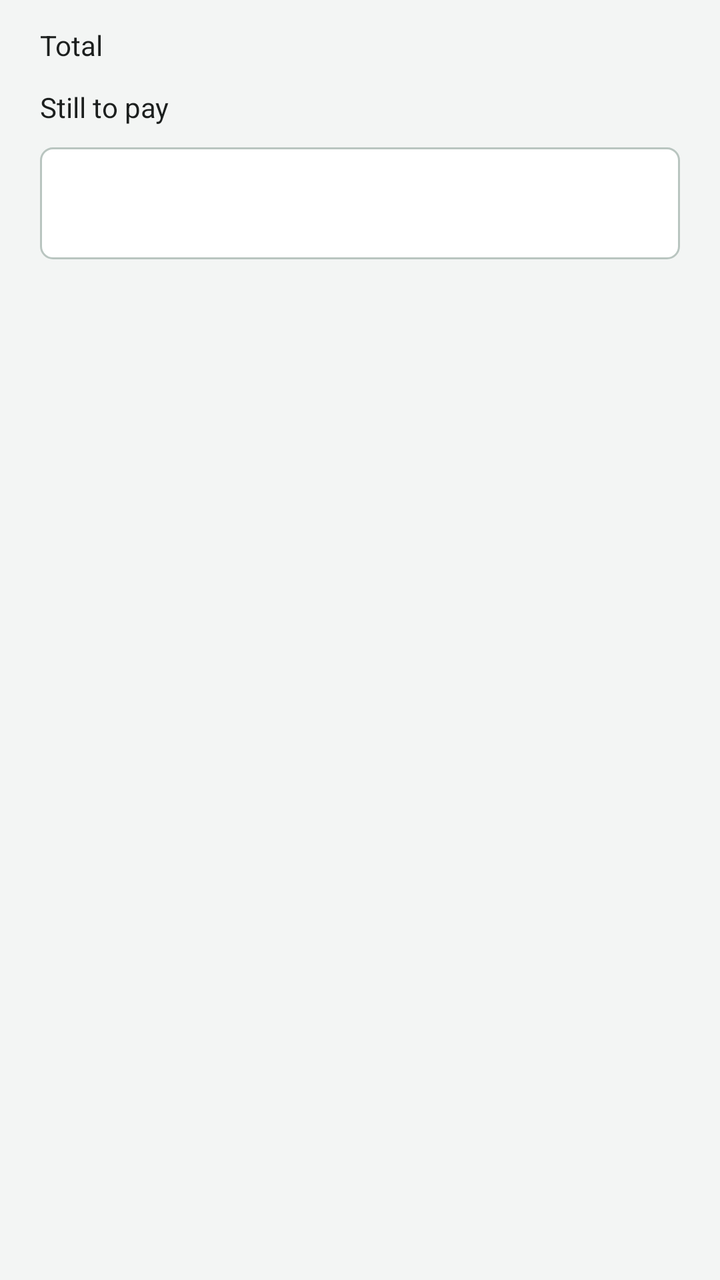
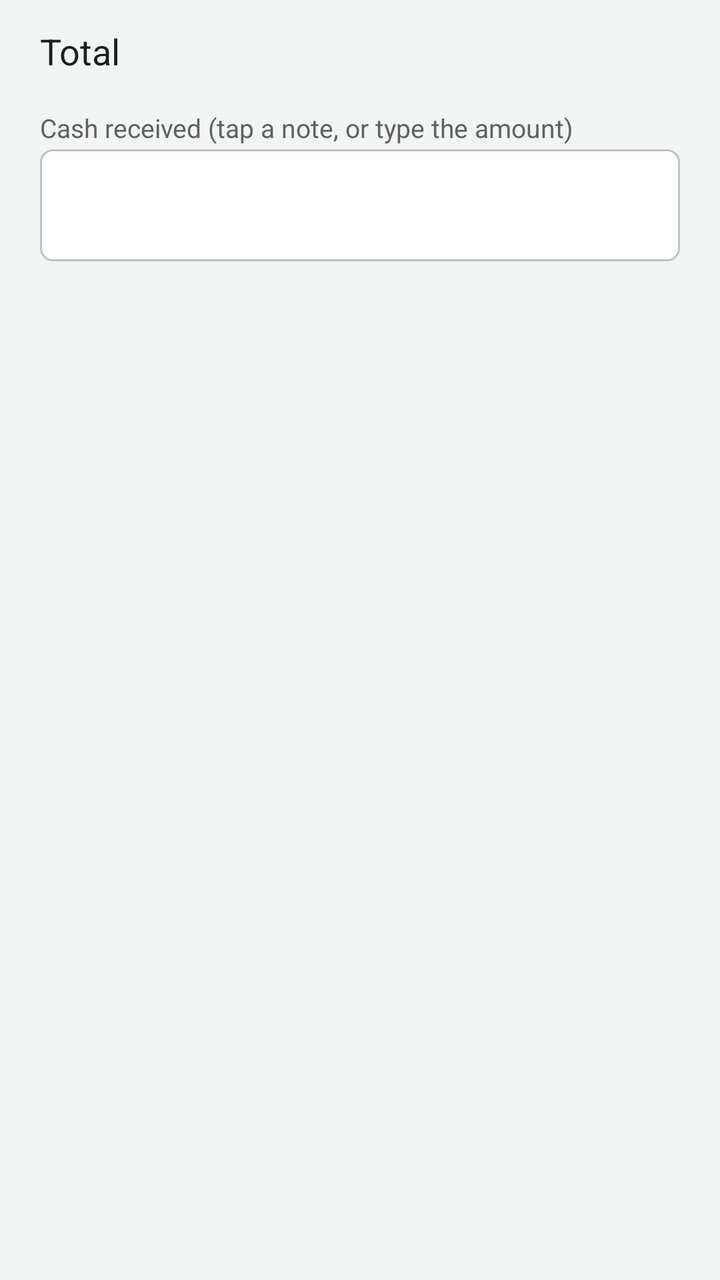

Two renders of the same Android screen: before a commit and after it. Below are the layout's source before the change and the commit's diff.
<!-- AndroidManifest.xml: application theme Theme.Lekas -->
<!-- res/layout/dialog_payment.xml -->
<?xml version="1.0" encoding="utf-8"?>
<ScrollView xmlns:android="http://schemas.android.com/apk/res/android"
    android:layout_width="match_parent"
    android:layout_height="wrap_content">

    <LinearLayout
        android:layout_width="match_parent"
        android:layout_height="wrap_content"
        android:orientation="vertical"
        android:paddingStart="20dp"
        android:paddingTop="4dp"
        android:paddingEnd="20dp">

        <LinearLayout
            android:layout_width="match_parent"
            android:layout_height="wrap_content"
            android:gravity="center_vertical"
            android:orientation="horizontal">

            <TextView
                style="@style/Text.Lekas.Body"
                android:layout_width="0dp"
                android:layout_height="wrap_content"
                android:layout_weight="1"
                android:text="@string/pay_total" />

            <TextView
                android:id="@+id/pay_total"
                style="@style/Text.Lekas.Display"
                android:layout_width="wrap_content"
                android:layout_height="wrap_content" />
        </LinearLayout>

        <TextView
            android:id="@+id/pay_tenders"
            style="@style/Text.Lekas.Caption"
            android:layout_width="match_parent"
            android:layout_height="wrap_content"
            android:gravity="end"
            android:visibility="gone" />

        <LinearLayout
            android:layout_width="match_parent"
            android:layout_height="wrap_content"
            android:gravity="center_vertical"
            android:orientation="horizontal">

            <TextView
                style="@style/Text.Lekas.Body"
                android:layout_width="0dp"
                android:layout_height="wrap_content"
                android:layout_weight="1"
                android:text="@string/pay_remaining" />

            <TextView
                android:id="@+id/pay_remaining"
                style="@style/Text.Lekas.Body"
                android:layout_width="wrap_content"
                android:layout_height="wrap_content"
                android:textSize="18sp"
                android:textStyle="bold" />
        </LinearLayout>

        <TextView
            android:id="@+id/pay_cash_hint"
            style="@style/Text.Lekas.Caption"
            android:layout_width="match_parent"
            android:layout_height="wrap_content"
            android:gravity="end"
            android:visibility="gone" />

        <TextView
            android:id="@+id/pay_amount"
            style="@style/Text.Lekas.Display"
            android:layout_width="match_parent"
            android:layout_height="wrap_content"
            android:layout_marginTop="8dp"
            android:background="@drawable/field_bg"
            android:gravity="end|center_vertical"
            android:minHeight="56dp"
            android:paddingStart="12dp"
            android:paddingEnd="12dp" />

        <LinearLayout
            android:id="@+id/pay_quick"
            android:layout_width="match_parent"
            android:layout_height="wrap_content"
            android:layout_marginTop="6dp"
            android:orientation="horizontal" />

        <FrameLayout
            android:id="@+id/pay_keypad"
            android:layout_width="match_parent"
            android:layout_height="wrap_content"
            android:layout_marginTop="6dp" />

        <TextView
            android:id="@+id/pay_error"
            android:layout_width="match_parent"
            android:layout_height="wrap_content"
            android:layout_marginTop="6dp"
            android:textColor="@color/danger"
            android:textSize="14sp"
            android:visibility="gone" />

        <LinearLayout
            android:id="@+id/pay_methods"
            android:layout_width="match_parent"
            android:layout_height="wrap_content"
            android:layout_marginTop="8dp"
            android:orientation="horizontal" />
    </LinearLayout>
</ScrollView>
<!-- resources referenced by this layout -->
<resources>
  <color name="danger">#C62828</color>
  <!-- drawable field_bg (drawable) -->
  <?xml version="1.0" encoding="utf-8"?>
  <selector xmlns:android="http://schemas.android.com/apk/res/android">
      <item android:state_focused="true">
          <shape android:shape="rectangle">
              <corners android:radius="6dp" />
              <solid android:color="@color/surface" />
              <stroke android:width="2dp" android:color="@color/brand" />
          </shape>
      </item>
      <item>
          <shape android:shape="rectangle">
              <corners android:radius="6dp" />
              <solid android:color="@color/surface" />
              <stroke android:width="1dp" android:color="@color/field_stroke" />
          </shape>
      </item>
  </selector>
  <string name="pay_remaining">Still to pay</string>
  <string name="pay_total">Total</string>
  <style name="Text.Lekas.Body" parent="android:TextAppearance.Material.Body1">
          <item name="android:textColor">@color/text_primary</item>
      </style>
  <style name="Text.Lekas.Caption" parent="android:TextAppearance.Material.Caption">
          <item name="android:textColor">@color/text_secondary</item>
          <item name="android:textSize">13sp</item>
      </style>
  <style name="Text.Lekas.Display" parent="android:TextAppearance.Material.Headline">
          <item name="android:textColor">@color/text_primary</item>
          <item name="android:textSize">28sp</item>
          <item name="android:textStyle">bold</item>
      </style>
  <style name="Theme.Lekas" parent="android:Theme.Material.Light.NoActionBar">
          <item name="android:colorPrimary">@color/brand</item>
          <item name="android:colorPrimaryDark">@color/brand_dark</item>
          <item name="android:colorAccent">@color/brand</item>
          <item name="android:windowBackground">@color/bg</item>
          <item name="android:statusBarColor">@color/brand_dark</item>
          <item name="android:textColorPrimary">@color/text_primary</item>
          <item name="android:textColorSecondary">@color/text_secondary</item>
          <item name="android:buttonStyle">@style/Widget.Lekas.Button</item>
          <item name="android:alertDialogTheme">@style/Theme.Lekas.Dialog</item>
      </style>
  <color name="surface">#FFFFFF</color>
  <color name="brand">#1B7F5B</color>
  <color name="field_stroke">#B9C5C0</color>
  <color name="text_primary">#1C1F1E</color>
  <color name="text_secondary">#5B6461</color>
  <color name="brand_dark">#145E43</color>
  <color name="bg">#F3F5F4</color>
  <style name="Widget.Lekas.Button" parent="android:Widget.Material.Button">
          <item name="android:minHeight">56dp</item>
          <item name="android:minWidth">88dp</item>
          <item name="android:textSize">16sp</item>
          <item name="android:textAllCaps">false</item>
          <item name="android:stateListAnimator">@null</item>
      </style>
  <style name="Theme.Lekas.Dialog" parent="android:Theme.Material.Light.Dialog.Alert">
          <item name="android:colorAccent">@color/brand</item>
          <item name="android:colorPrimary">@color/brand</item>
      </style>
</resources>

<!-- the commit's change to res/layout/dialog_payment.xml (unified diff, before → after) -->
@@ -22,13 +22,15 @@
                 android:layout_width="0dp"
                 android:layout_height="wrap_content"
                 android:layout_weight="1"
-                android:text="@string/pay_total" />
+                android:text="@string/pay_total"
+                android:textSize="18sp" />
 
             <TextView
                 android:id="@+id/pay_total"
                 style="@style/Text.Lekas.Display"
                 android:layout_width="wrap_content"
-                android:layout_height="wrap_content" />
+                android:layout_height="wrap_content"
+                android:textSize="32sp" />
         </LinearLayout>
 
         <TextView
@@ -40,24 +42,27 @@
             android:visibility="gone" />
 
         <LinearLayout
+            android:id="@+id/pay_remaining_row"
             android:layout_width="match_parent"
             android:layout_height="wrap_content"
             android:gravity="center_vertical"
-            android:orientation="horizontal">
+            android:orientation="horizontal"
+            android:visibility="gone">
 
             <TextView
                 style="@style/Text.Lekas.Body"
                 android:layout_width="0dp"
                 android:layout_height="wrap_content"
                 android:layout_weight="1"
-                android:text="@string/pay_remaining" />
+                android:text="@string/pay_remaining"
+                android:textSize="16sp" />
 
             <TextView
                 android:id="@+id/pay_remaining"
                 style="@style/Text.Lekas.Body"
                 android:layout_width="wrap_content"
                 android:layout_height="wrap_content"
-                android:textSize="18sp"
+                android:textSize="22sp"
                 android:textStyle="bold" />
         </LinearLayout>
 
@@ -70,29 +75,53 @@
             android:visibility="gone" />
 
         <TextView
+            style="@style/Text.Lekas.Caption"
+            android:layout_width="match_parent"
+            android:layout_height="wrap_content"
+            android:layout_marginTop="8dp"
+            android:text="@string/pay_received" />
+
+        <TextView
             android:id="@+id/pay_amount"
             style="@style/Text.Lekas.Display"
             android:layout_width="match_parent"
             android:layout_height="wrap_content"
-            android:layout_marginTop="8dp"
+            android:layout_marginTop="2dp"
             android:background="@drawable/field_bg"
             android:gravity="end|center_vertical"
             android:minHeight="56dp"
             android:paddingStart="12dp"
             android:paddingEnd="12dp" />
 
+        <TextView
+            android:id="@+id/pay_change"
+            android:layout_width="match_parent"
+            android:layout_height="wrap_content"
+            android:layout_marginTop="6dp"
+            android:background="@drawable/change_bg"
+            android:gravity="end|center_vertical"
+            android:minHeight="44dp"
+            android:paddingStart="12dp"
+            android:paddingEnd="12dp"
+            android:textColor="@color/text_primary"
+            android:textSize="20sp"
+            android:textStyle="bold"
+            android:visibility="gone" />
+
         <LinearLayout
             android:id="@+id/pay_quick"
             android:layout_width="match_parent"
             android:layout_height="wrap_content"
-            android:layout_marginTop="6dp"
+            android:layout_marginTop="8dp"
+            android:baselineAligned="false"
             android:orientation="horizontal" />
 
-        <FrameLayout
-            android:id="@+id/pay_keypad"
+        <LinearLayout
+            android:id="@+id/pay_methods"
             android:layout_width="match_parent"
             android:layout_height="wrap_content"
-            android:layout_marginTop="6dp" />
+            android:layout_marginTop="6dp"
+            android:orientation="vertical" />
 
         <TextView
             android:id="@+id/pay_error"
@@ -103,11 +132,10 @@
             android:textSize="14sp"
             android:visibility="gone" />
 
-        <LinearLayout
-            android:id="@+id/pay_methods"
+        <FrameLayout
+            android:id="@+id/pay_keypad"
             android:layout_width="match_parent"
             android:layout_height="wrap_content"
-            android:layout_marginTop="8dp"
-            android:orientation="horizontal" />
+            android:layout_marginTop="8dp" />
     </LinearLayout>
 </ScrollView>
<!-- resource entries referenced after the edit -->
@@ -19,6 +19,7 @@
           </shape>
       </item>
   </selector>
+  <string name="pay_received">Cash received (tap a note, or type the amount)</string>
   <string name="pay_remaining">Still to pay</string>
   <string name="pay_total">Total</string>
   <style name="Text.Lekas.Body" parent="android:TextAppearance.Material.Body1">
@@ -44,10 +45,18 @@
           <item name="android:buttonStyle">@style/Widget.Lekas.Button</item>
           <item name="android:alertDialogTheme">@style/Theme.Lekas.Dialog</item>
       </style>
+  <color name="highlight">#FFF3CF</color>
   <color name="surface">#FFFFFF</color>
   <color name="brand">#1B7F5B</color>
   <color name="field_stroke">#B9C5C0</color>
   <color name="text_primary">#1C1F1E</color>
+  <!-- drawable change_bg (drawable) -->
+  <?xml version="1.0" encoding="utf-8"?>
+  <shape xmlns:android="http://schemas.android.com/apk/res/android"
+      android:shape="rectangle">
+      <corners android:radius="10dp" />
+      <solid android:color="@color/highlight" />
+  </shape>
   <color name="text_secondary">#5B6461</color>
   <color name="brand_dark">#145E43</color>
   <color name="bg">#F3F5F4</color>
